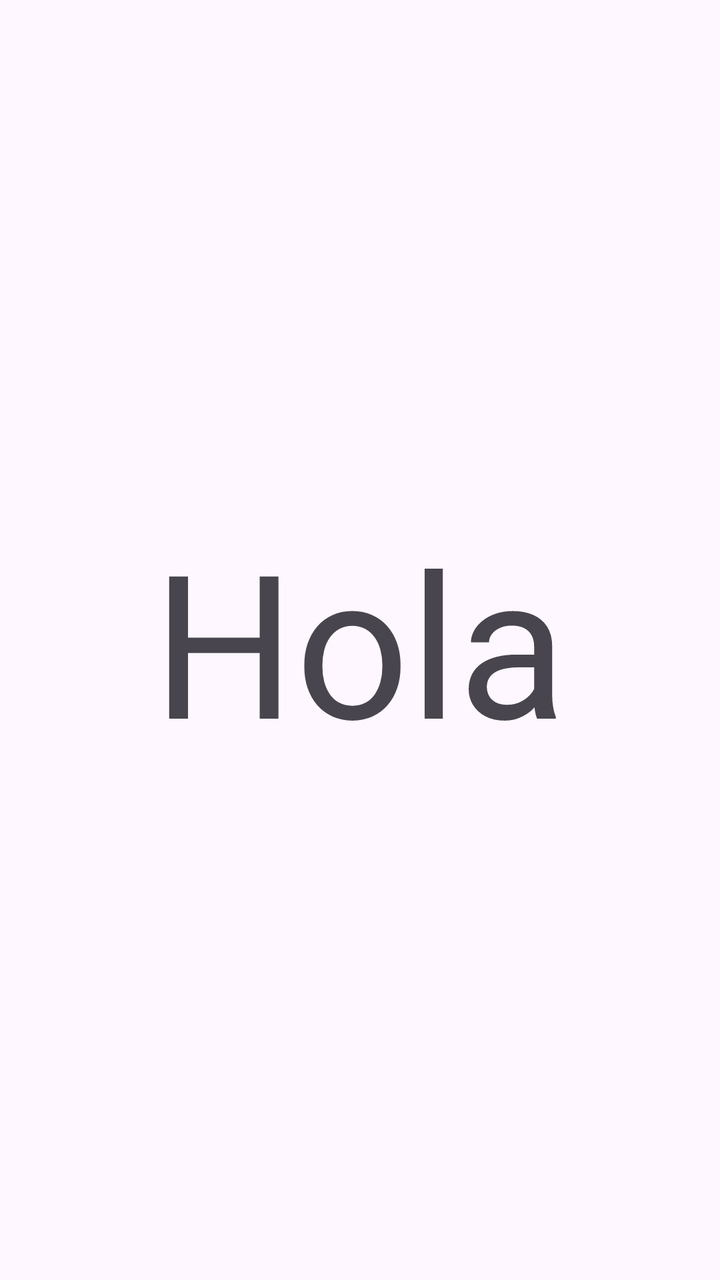
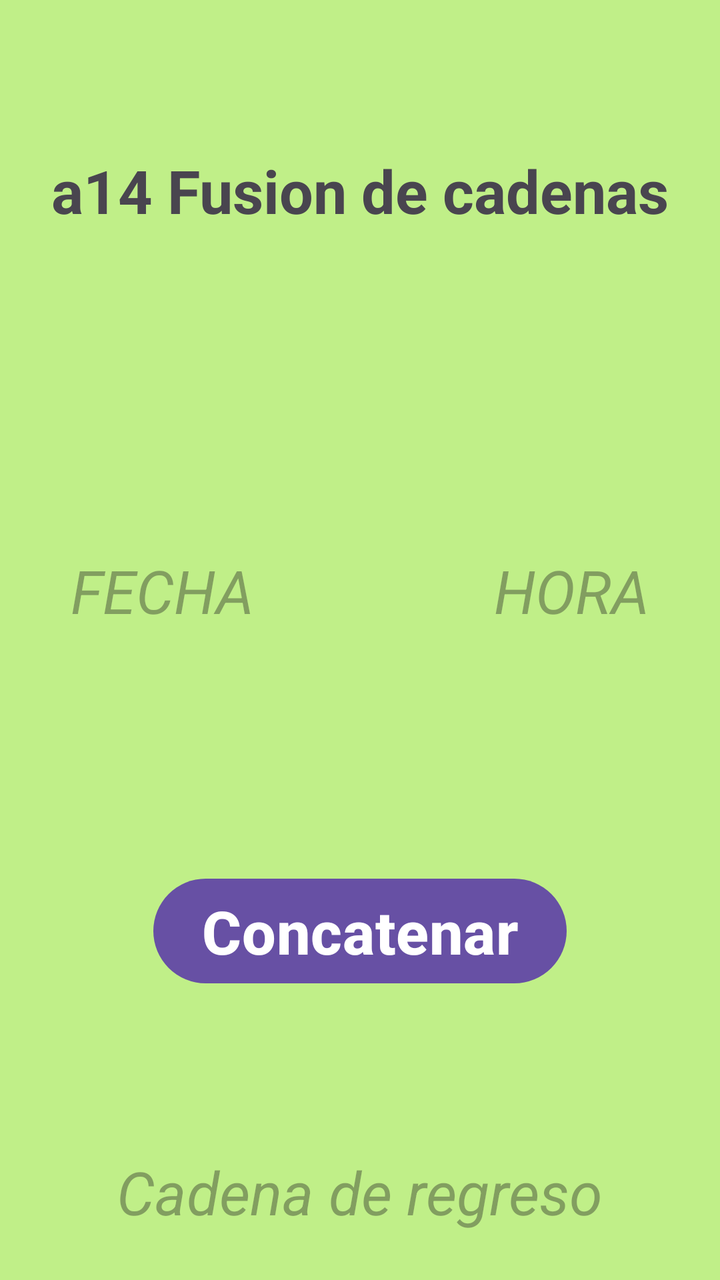

Before-and-after screenshots of an Android layout around one commit, followed by the original layout XML and the change that was made.
<!-- AndroidManifest.xml: application theme Theme.A14GettingResoults -->
<!-- res/layout/activity_second.xml -->
<?xml version="1.0" encoding="utf-8"?>
<androidx.constraintlayout.widget.ConstraintLayout xmlns:android="http://schemas.android.com/apk/res/android"
    xmlns:app="http://schemas.android.com/apk/res-auto"
    xmlns:tools="http://schemas.android.com/tools"
    android:id="@+id/main"
    android:layout_width="match_parent"
    android:layout_height="match_parent"
    tools:context=".SecondActivity">
    <TextView
        android:layout_width="wrap_content"
        android:layout_height="wrap_content"
        android:text="Hola"
        android:textSize="100sp"
        app:layout_constraintTop_toTopOf="parent"
        app:layout_constraintBottom_toBottomOf="parent"
        app:layout_constraintEnd_toEndOf="parent"
        app:layout_constraintStart_toStartOf="parent"/>

</androidx.constraintlayout.widget.ConstraintLayout>
<!-- resources referenced by this layout -->
<resources>
  <style name="Theme.A14GettingResoults" parent="Base.Theme.A14GettingResoults" />
  <style name="Base.Theme.A14GettingResoults" parent="Theme.Material3.DayNight.NoActionBar">
          
          
      </style>
</resources>

<!-- the commit's change to res/layout/activity_second.xml (unified diff, before → after) -->
@@ -5,15 +5,76 @@
     android:id="@+id/main"
     android:layout_width="match_parent"
     android:layout_height="match_parent"
-    tools:context=".SecondActivity">
+    tools:context=".SecondActivity"
+    android:background="@color/Verde">
+
     <TextView
+        android:id="@+id/TituloSecond"
         android:layout_width="wrap_content"
         android:layout_height="wrap_content"
-        android:text="Hola"
-        android:textSize="100sp"
+        android:text="a14 Fusion de cadenas"
+        android:textSize="30sp"
+        android:textStyle="bold"
         app:layout_constraintTop_toTopOf="parent"
-        app:layout_constraintBottom_toBottomOf="parent"
+        android:layout_marginTop="75dp"
         app:layout_constraintEnd_toEndOf="parent"
         app:layout_constraintStart_toStartOf="parent"/>
 
+    <LinearLayout
+        android:id="@+id/LinearDatos"
+        android:layout_width="wrap_content"
+        android:layout_height="wrap_content"
+        android:orientation="horizontal"
+        app:layout_constraintTop_toTopOf="@id/TituloSecond"
+        app:layout_constraintStart_toStartOf="parent"
+        app:layout_constraintEnd_toEndOf="parent"
+        android:layout_marginTop="200dp">
+
+        <TextView
+            android:id="@+id/FechaSecond"
+            android:layout_width="wrap_content"
+            android:layout_height="wrap_content"
+            android:textSize="30sp"
+            android:textStyle="italic"
+            android:hint="FECHA"
+            android:layout_marginEnd="60dp"
+            />
+
+        <TextView
+            android:id="@+id/HoraSecond"
+            android:layout_width="wrap_content"
+            android:layout_height="wrap_content"
+            android:textSize="30sp"
+            android:textStyle="italic"
+            android:hint="HORA"
+            android:layout_marginStart="60dp"/>
+    </LinearLayout>
+
+    <Button
+        android:id="@+id/BotonSecond"
+        android:layout_width="wrap_content"
+        android:layout_height="wrap_content"
+        android:textSize="30sp"
+        android:textStyle="bold"
+        android:text="Concatenar"
+        app:layout_constraintTop_toBottomOf="@id/LinearDatos"
+        app:layout_constraintStart_toStartOf="parent"
+        app:layout_constraintEnd_toEndOf="parent"
+        android:layout_marginTop="120dp" />
+
+    <TextView
+        android:id="@+id/ResultadoSecond"
+        android:layout_width="wrap_content"
+        android:layout_height="wrap_content"
+        app:layout_constraintTop_toBottomOf="@id/BotonSecond"
+        app:layout_constraintStart_toStartOf="parent"
+        app:layout_constraintEnd_toEndOf="parent"
+        android:textSize="30sp"
+        android:textStyle="italic"
+        android:hint="Cadena de regreso"
+        android:layout_marginTop="80dp"/>
+
+
+
+
 </androidx.constraintlayout.widget.ConstraintLayout>
<!-- resource entries referenced after the edit -->
@@ -1,5 +1,6 @@
 <!-- resources referenced by this layout -->
 <resources>
+  <color name="Verde">#C0EF88</color>
   <style name="Theme.A14GettingResoults" parent="Base.Theme.A14GettingResoults" />
   <style name="Base.Theme.A14GettingResoults" parent="Theme.Material3.DayNight.NoActionBar">
           
